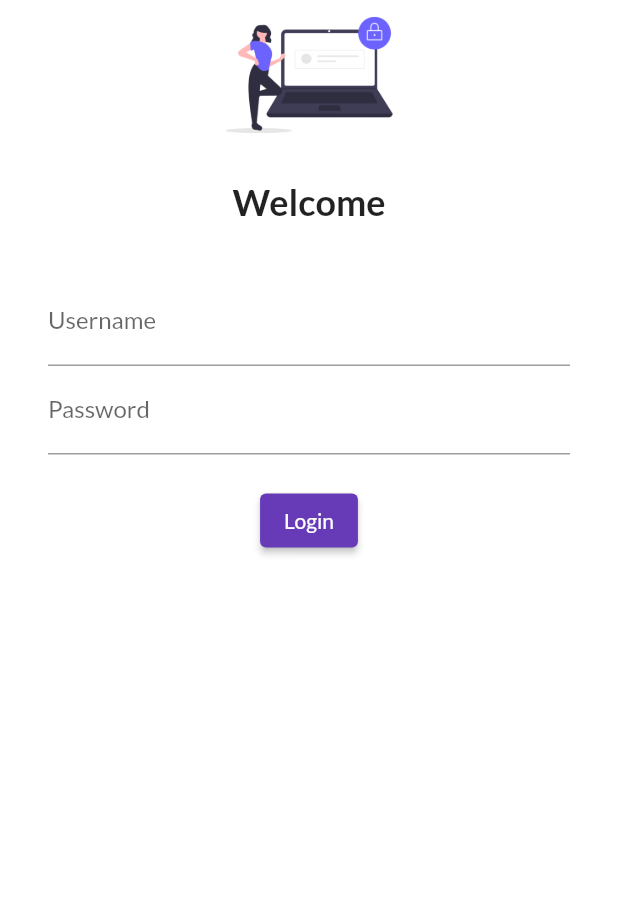
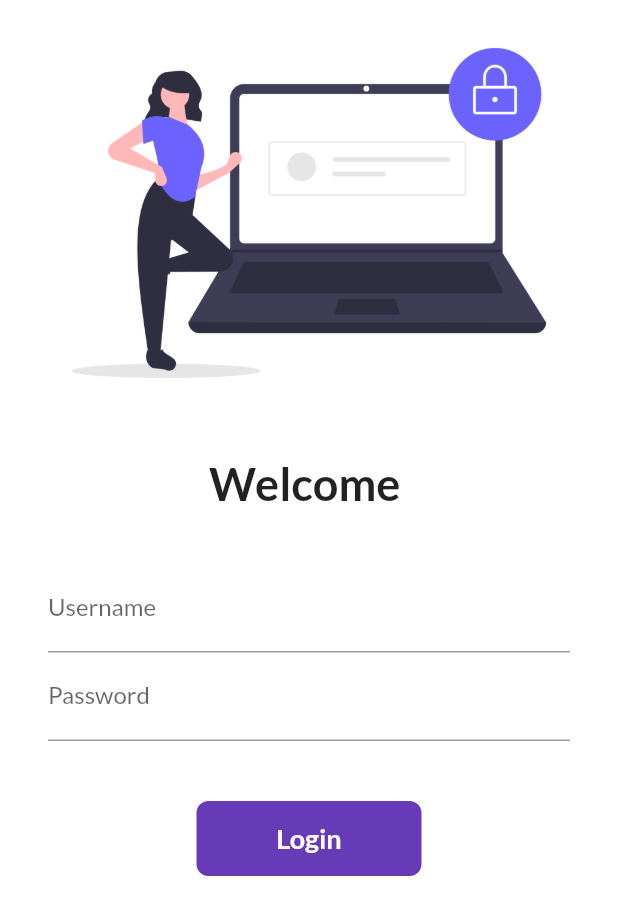
Before and after one commit to Ranjeet-K-Balobal/First-App, a Flutter app: the screen it shows after launch, on a phone screen of 412 x 824 dp. Shown: the top 915 px of the screen. Run offline on Flutter 3.47's test engine with Material 2 defaults, Android fonts, the light colour scheme and no system bars; our stand-ins replace google_fonts.

Commit message:
day6 App

```diff
--- a/lib/Pages/login_page.dart
+++ b/lib/Pages/login_page.dart
@@ -1,6 +1,16 @@
+import 'package:example1_test/utils/routes.dart';
 import 'package:flutter/material.dart';
 
-class LoginPage extends StatelessWidget {
+class LoginPage extends StatefulWidget {
+
+  @override
+  State<LoginPage> createState() => _LoginPageState();
+}
+
+class _LoginPageState extends State<LoginPage> {
+  String name="";
+  bool changebutton = false;
+
 
   @override
   Widget build(BuildContext context) {
@@ -12,18 +22,20 @@
             Image.asset(
               "assets/images/login_image.png",
               fit: BoxFit.cover,
-              height: 100,
+
+
               ),
 
           SizedBox(
             height: 20.0,
           ),
           Text(
-            "Welcome",
+            "Welcome $name",
           style: TextStyle(
-            fontSize: 24,
+            fontSize: 30,
             fontWeight: FontWeight.bold,
             ),
+
           ),
           SizedBox(
             height: 20.0,
@@ -35,6 +47,12 @@
               hintText: "Enter Username",
               labelText: "Username"
             ),
+            onChanged: (value){
+              name=value;
+              setState(() {
+
+              });
+            },
           ),
 
           TextFormField(
@@ -45,15 +63,47 @@
             ),
           ),
           SizedBox(
-            height: 20.0
+            height: 40.0
           ),
 
-          ElevatedButton(onPressed: (){
-            print("Hello User!!");
-          }
-          , child:Text("Login"),
-          style: TextButton.styleFrom(),
+
+          InkWell(
+            onTap:() async {
+              setState((){
+                changebutton=true;
+              });
+
+              await Future.delayed(Duration(seconds: 1));
+
+
+              Navigator.pushNamed(context, MyRoutes.HomeRoute);
+            } ,
+            child: AnimatedContainer(
+              duration: Duration(seconds: 1 ),
+              width: changebutton?60: 150,
+              height: changebutton?60: 50,
+              alignment: Alignment.center,
+              child: changebutton?Icon(Icons.done,color: Colors.white,): Text(
+                "Login",
+                  style: TextStyle(
+                    color: Colors.white,
+                    fontWeight : FontWeight.bold,
+                    fontSize: 18),
+               ),
+                decoration: BoxDecoration(
+                color: Colors.deepPurple,
+                borderRadius: BorderRadius.circular(changebutton?30:8)
+                ),
+            ),
           )
+
+          // ElevatedButton(onPressed: (){
+          //   Navigator.pushNamed(context, MyRoutes.HomeRoute);
+          // }
+          // , child:Text("Login"),
+          // style: TextButton.styleFrom(minimumSize: Size(150, 40)),
+
+          // )
           ]
           ),
           )
--- a/lib/main.dart
+++ b/lib/main.dart
@@ -1,8 +1,9 @@
 import 'package:example1_test/Pages/home_page.dart';
 import 'package:example1_test/Pages/login_page.dart';
+import 'package:example1_test/utils/routes.dart';
 import 'package:flutter/material.dart';
 import 'package:google_fonts/google_fonts.dart';
-import 'package:google_fonts/google_fonts.dart';
+
 
 void main() {
   runApp(MyApp());
@@ -22,14 +23,15 @@
         primarySwatch: Colors.deepPurple,
         fontFamily: GoogleFonts.lato().fontFamily,
         primaryTextTheme: GoogleFonts.latoTextTheme()),
+        // debugShowCheckedModeBanner: false,
       darkTheme: ThemeData(
         brightness: Brightness.dark
       ),
       initialRoute: "/",
       routes: {
         "/":(context) => LoginPage(),
-        "/home":(context) => Homepage(),
-        "/login":(context) => LoginPage()
+        MyRoutes.HomeRoute:(context) => Homepage(),
+        MyRoutes.loginRoute:(context) => LoginPage()
       },
     );
   }
--- /dev/null
+++ b/lib/utils/routes.dart
@@ -0,0 +1,5 @@
+class MyRoutes{
+  static String loginRoute = "/login";
+  static String HomeRoute = "/home";
+
+}
```
